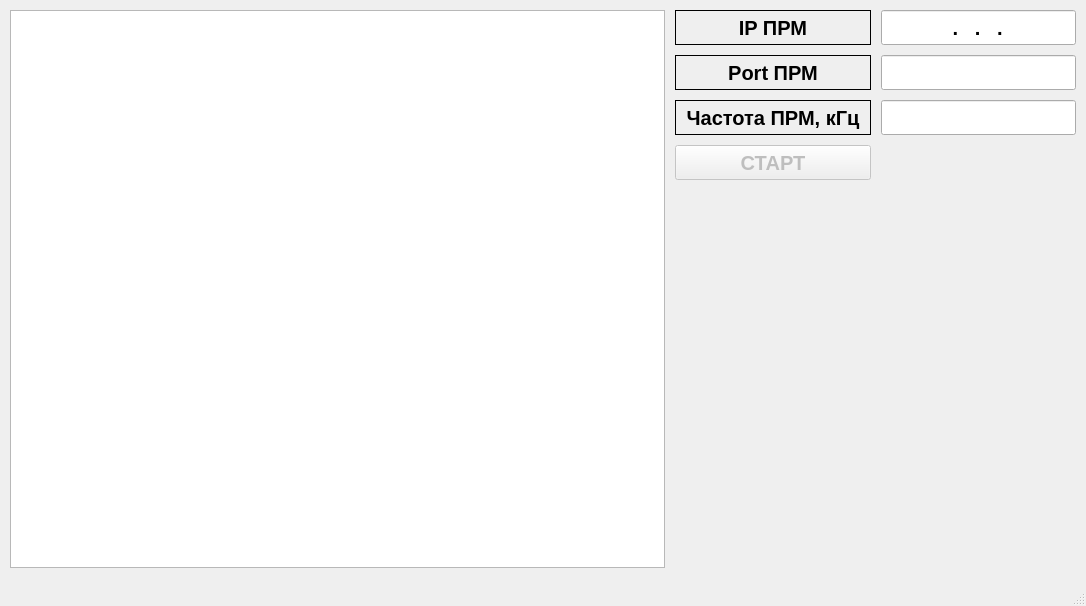
andruwa01/qt-vmp-projects, file qt-vmp-interface-src/qt-vmp-user-inteface/mainwindow.ui: the form before one commit.
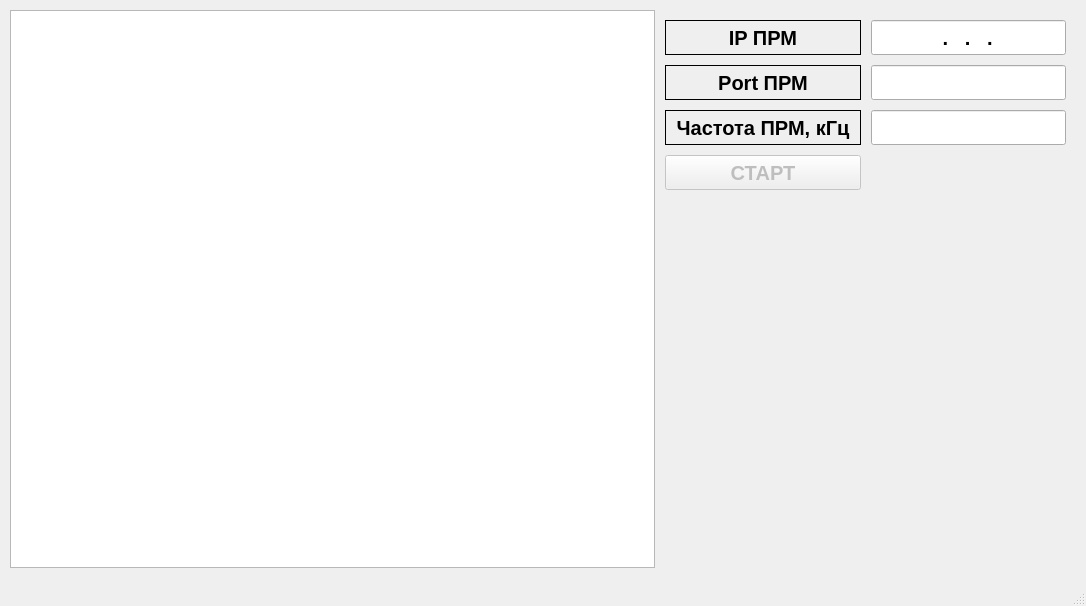
The form after the commit. Custom widgets are drawn as their Qt base class.

The edit to the form file:
```diff
--- a/qt-vmp-interface-src/qt-vmp-user-inteface/mainwindow.ui
+++ b/qt-vmp-interface-src/qt-vmp-user-inteface/mainwindow.ui
@@ -62,7 +62,7 @@
     <item>
      <layout class="QFormLayout" name="formLayout">
       <property name="sizeConstraint">
-       <enum>QLayout::SetMaximumSize</enum>
+       <enum>QLayout::SetFixedSize</enum>
       </property>
       <property name="fieldGrowthPolicy">
        <enum>QFormLayout::FieldsStayAtSizeHint</enum>
@@ -80,10 +80,10 @@
        <number>10</number>
       </property>
       <property name="topMargin">
-       <number>0</number>
+       <number>10</number>
       </property>
       <property name="rightMargin">
-       <number>0</number>
+       <number>10</number>
       </property>
       <property name="bottomMargin">
        <number>10</number>
```
